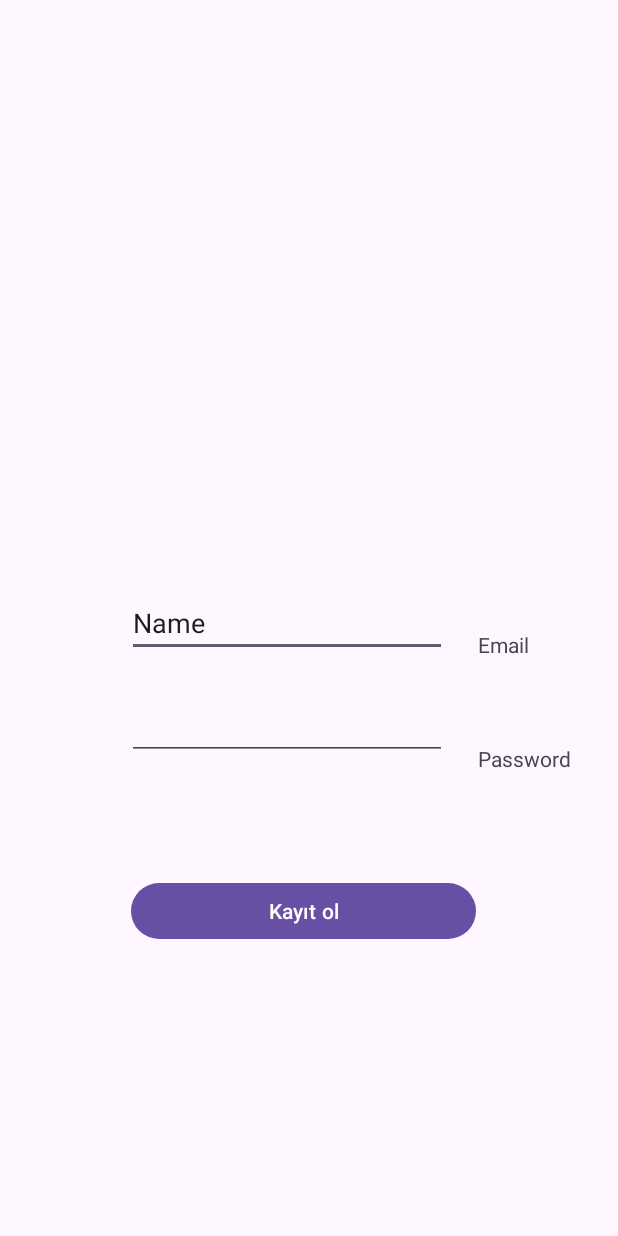
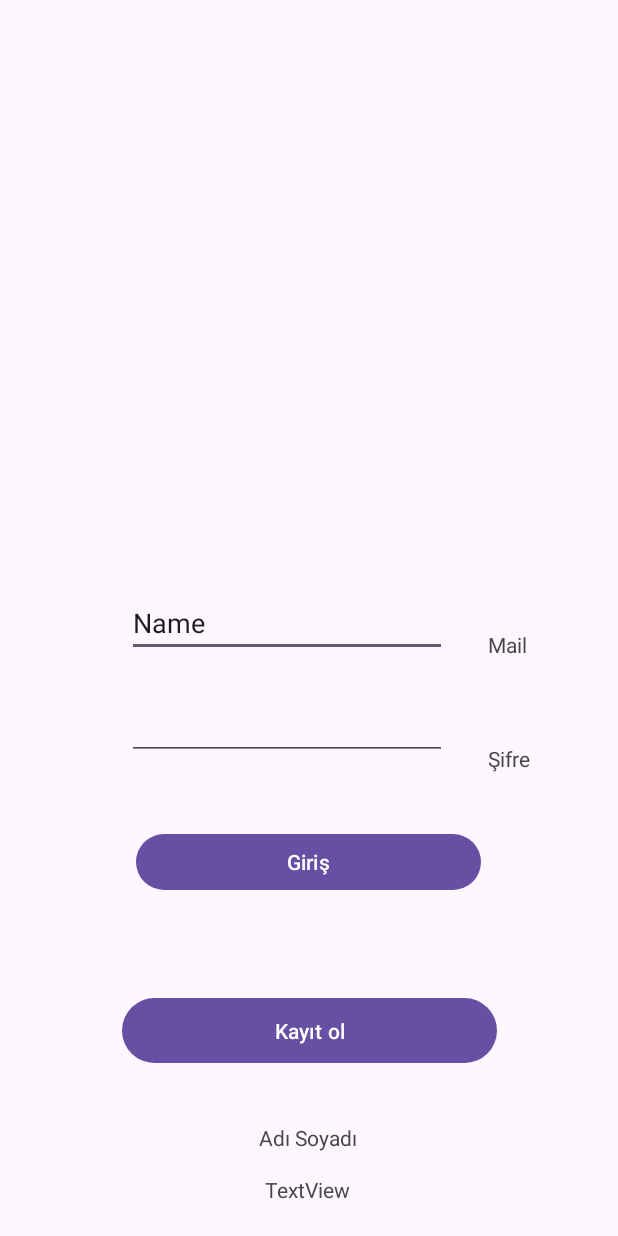
Before and after one commit to fatmanur12354/fatmmanur_ozdemir_1042, an Android app: the screen it shows after launch (MainActivity), on a phone screen of 412 x 824 dp. Run offline under Robolectric (Android 15) with nearby library versions, the phone set to English and light mode, and no system bars.

Commit message:
Update activity_main.xml
fix

```diff
--- a/app/src/main/res/layout/activity_main.xml
+++ b/app/src/main/res/layout/activity_main.xml
@@ -11,7 +11,7 @@
         android:id="@+id/textView3"
         android:layout_width="wrap_content"
         android:layout_height="wrap_content"
-        android:text="Email"
+        android:text="Mail"
         app:layout_constraintBottom_toBottomOf="parent"
         app:layout_constraintEnd_toEndOf="parent"
         app:layout_constraintHorizontal_bias="0.843"
@@ -20,25 +20,25 @@
         app:layout_constraintVertical_bias="0.522" />
 
     <Button
-        android:id="@+id/button"
+        android:id="@+id/giris"
         android:layout_width="230dp"
         android:layout_height="45dp"
-        android:text="Kayıt ol"
+        android:text="Giriş"
         app:layout_constraintBottom_toBottomOf="parent"
         app:layout_constraintEnd_toEndOf="parent"
-        app:layout_constraintHorizontal_bias="0.479"
+        app:layout_constraintHorizontal_bias="0.497"
         app:layout_constraintStart_toStartOf="parent"
         app:layout_constraintTop_toTopOf="parent"
-        app:layout_constraintVertical_bias="0.751" />
+        app:layout_constraintVertical_bias="0.709" />
 
     <TextView
         android:id="@+id/textView2"
         android:layout_width="wrap_content"
         android:layout_height="wrap_content"
-        android:text="Password"
+        android:text="Şifre"
         app:layout_constraintBottom_toBottomOf="parent"
         app:layout_constraintEnd_toEndOf="parent"
-        app:layout_constraintHorizontal_bias="0.911"
+        app:layout_constraintHorizontal_bias="0.848"
         app:layout_constraintStart_toStartOf="parent"
         app:layout_constraintTop_toTopOf="parent"
         app:layout_constraintVertical_bias="0.616" />
@@ -71,4 +71,40 @@
         app:layout_constraintTop_toBottomOf="@+id/editTextText"
         app:layout_constraintVertical_bias="0.035" />
 
+    <TextView
+        android:id="@+id/textView4"
+        android:layout_width="wrap_content"
+        android:layout_height="wrap_content"
+        android:layout_marginBottom="56dp"
+        android:text="Adı Soyadı"
+        app:layout_constraintBottom_toBottomOf="parent"
+        app:layout_constraintEnd_toEndOf="parent"
+        app:layout_constraintHorizontal_bias="0.498"
+        app:layout_constraintStart_toStartOf="parent" />
+
+    <TextView
+        android:id="@+id/textView5"
+        android:layout_width="wrap_content"
+        android:layout_height="wrap_content"
+        android:layout_marginTop="15dp"
+        android:text="TextView"
+        app:layout_constraintBottom_toBottomOf="parent"
+        app:layout_constraintEnd_toEndOf="parent"
+        app:layout_constraintHorizontal_bias="0.498"
+        app:layout_constraintStart_toStartOf="parent"
+        app:layout_constraintTop_toBottomOf="@+id/textView4"
+        app:layout_constraintVertical_bias="0.0" />
+
+    <Button
+        android:id="@+id/kayit"
+        android:layout_width="250dp"
+        android:layout_height="51dp"
+        android:layout_marginBottom="36dp"
+        android:text="Kayıt ol"
+        app:layout_constraintBottom_toTopOf="@+id/textView4"
+        app:layout_constraintEnd_toEndOf="parent"
+        app:layout_constraintStart_toStartOf="parent"
+        app:layout_constraintTop_toBottomOf="@+id/giris"
+        app:layout_constraintVertical_bias="1.0" />
+
 </androidx.constraintlayout.widget.ConstraintLayout>
```
